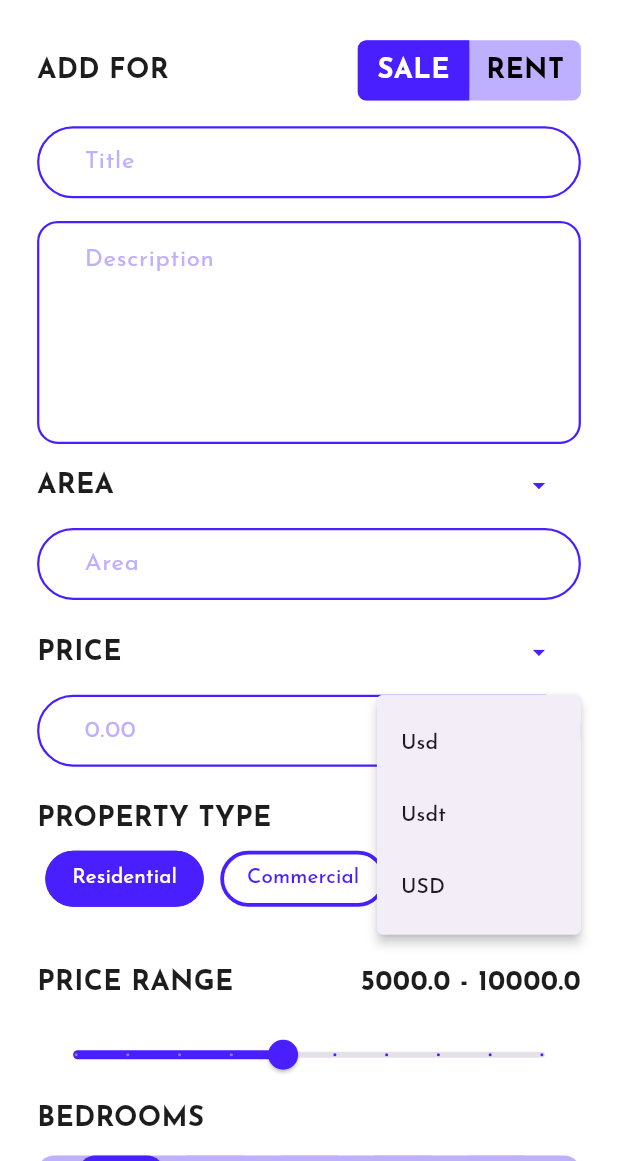
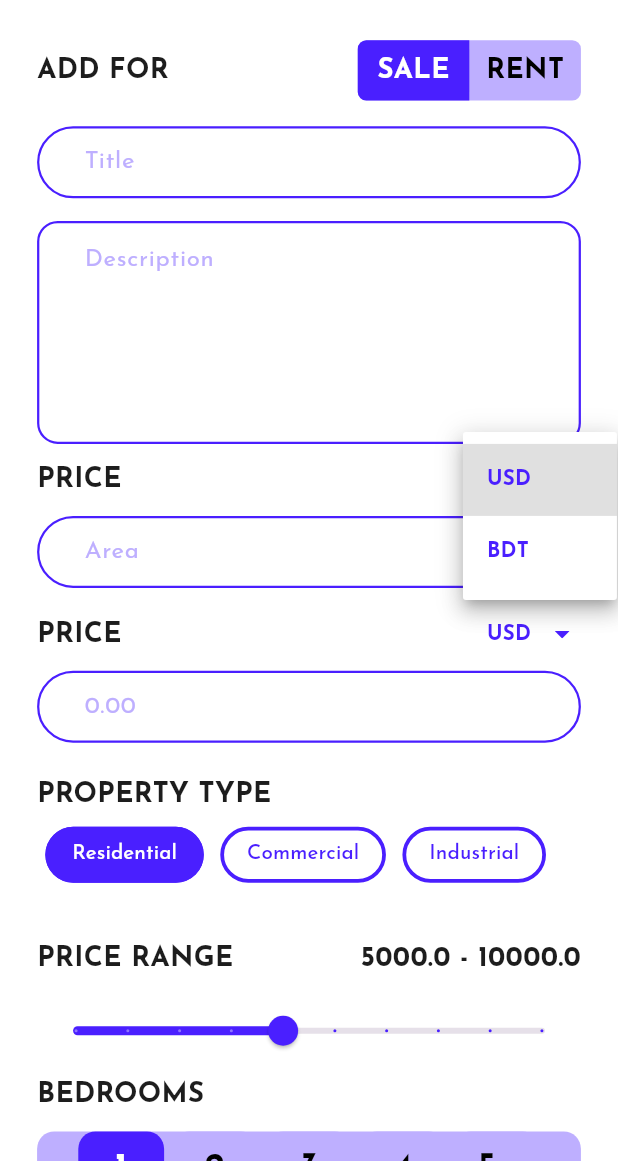
Before and after one commit to RakibulIslam10/xproperty, a Flutter app: the AddPropertyMobileLayoutScreen screen opened directly, after a tap on "USD", on a phone screen of 412 x 824 dp, the part 75-1236 px from its top. Run offline on Flutter 3.47's test engine with Material 3 defaults, Android fonts, the phone set to English and light mode, and no system bars; our stand-ins replace country_code_picker, flutter_otp_text_field, flutter_screenutil, flutter_svg, get, get_storage and 2 more; accounts and stored records are empty.

Commit message:
add Property screens changes

```diff
--- a/lib/controller/add_property/dropdown_controller.dart
+++ /dev/null
@@ -1,16 +0,0 @@
-import 'package:get/get.dart';
-
-class DropdownController extends GetxController {
-  var selectedValue = ''.obs;
-
-  final List<String> genderItems = [
-    'Dhaka',
-    'Dhaka3',
-    'Dhaka3',
-    'Dhaka3',
-  ];
-
-  void onDropdownChanged(String? value) {
-    selectedValue.value = value ?? '';
-  }
-}
--- /dev/null
+++ b/lib/controller/add_property/section_header_dropdown.dart
@@ -0,0 +1,14 @@
+import 'package:get/get.dart';
+
+class PriceController extends GetxController {
+  var selectedCurrency = 'USD'.obs;
+
+  void changeCurrency(String? newCurrency) {
+    selectedCurrency.value = newCurrency!;
+  }
+}
+
+class SqFeetController extends GetxController {
+  var selectedCurrency = 'Sq Feet'.obs;
+
+}
--- a/lib/language/language.dart
+++ b/lib/language/language.dart
@@ -19,7 +19,8 @@ class Strings {
   static const String emailIsRequired = "Email Required";
   static const String passwordRequired = "Password Required";
   static const String passwordTooShort = "Password TooShort";
-  static const String invalidEmail = "InvalidEmail";
+  static const String pleaseMakeStrongPassword = "Please Make A Strong Password";
+  static const String pleaseEnterAValidEmail = "Please Enter a valid Email";
   static const String addfor = "ADD FOR";
   static const String contactInfo = "CONTACT INFO";
   static const String agentsDetails = "Agents Details";
--- a/lib/views/add_property_screen/add_property_mobile_layout_screen.dart
+++ b/lib/views/add_property_screen/add_property_mobile_layout_screen.dart
@@ -2,9 +2,8 @@ import 'package:country_code_picker/country_code_picker.dart';
 import 'package:flutter/material.dart';
 import 'package:get/get.dart';
 import 'package:xproperty/widgets/custom_app_bar.dart';
-import 'package:xproperty/widgets/my_dropdown.dart';
+import 'package:xproperty/widgets/section_header_dropdown_widget.dart';
 import 'package:xproperty/widgets/search_bar_dropdown.dart';
-import '../../controller/add_property/dropdown_controller.dart';
 import '../../controller/add_property/poneNumberController.dart';
 import '../../controller/dropdown/dropdown_controller.dart';
 import '../../controller/filters_screen/button_color_controlller.dart';
@@ -30,7 +29,6 @@ class AddPropertyMobileLayoutScreen extends StatelessWidget {
 
   final _controller = Get.put(ButtonColorController());
   final _sliderController = Get.put(SliderController());
-  final dropdownController = Get.put(DropdownController());
   final ddController = Get.put(DropdownController2());
   final PhoneNumberController controller = Get.put(PhoneNumberController());
 
@@ -55,9 +53,9 @@ class AddPropertyMobileLayoutScreen extends StatelessWidget {
           children: [
             _sellAndRentButtonWidget(),
             _titleAndDescriptionFormWidget(),
-            _dropdownMenuSectionHeader(),
+            PriceSectionHeaderDropDownWidget(title: Strings.price),
             const CustomInquiryFormWidget(hintText: "Area"),
-            _usdDropdownWidget(),
+            PriceSectionHeaderDropDownWidget(title: Strings.price),
             const CustomInquiryFormWidget(hintText: "0.00"),
             _propertyTypeTextAndButtonWidget(),
             _priceRangeTextWidget(),
@@ -72,36 +70,6 @@ class AddPropertyMobileLayoutScreen extends StatelessWidget {
           ],
         ),
       ),
-    );
-  }
-
-  _usdDropdownWidget() {
-    return Row(
-      mainAxisAlignment: mainSpaceBet,
-      children: const [
-        TitleHeading3Widget(text: Strings.price),
-        MyDropdownWidget(
-          options: ["Usd", "Usdt", "USD"],
-          // Wrap the initial selection in Text
-        ),
-      ],
-    );
-  }
-
-  _dropdownMenuSectionHeader() {
-    return Row(
-      mainAxisAlignment: mainSpaceBet,
-      children: const [
-        TitleHeading3Widget(text: Strings.area),
-        MyDropdownWidget(
-          options: [
-            "300-500 square feet",
-            "500-700 square feet",
-            "2000+ square feet"
-          ],
-          // Wrap the initial selection in Text
-        ),
-      ],
     );
   }
 
@@ -182,12 +150,15 @@ class AddPropertyMobileLayoutScreen extends StatelessWidget {
         Row(
           children: [
             Container(
+              height: Dimensions.heightSize * 3.5,
               alignment: Alignment.center,
               decoration: BoxDecoration(
-                  borderRadius: BorderRadius.circular(Dimensions.radius * 2.4),
+                  borderRadius: BorderRadius.circular(Dimensions.radius * 2.5),
                   border: Border.all(
-                      width: 2, color: CustomColor.primaryLightColor)),
-              child: CountryCodePicker(
+                      width: 1.5, color: CustomColor.primaryLightColor)),
+              child: Row(
+                children: [
+                  CountryCodePicker(
                     padding: const EdgeInsets.symmetric(vertical: 0),
                     showFlag: false,
                     onChanged: (CountryCode countryCode) {
@@ -196,6 +167,8 @@ class AddPropertyMobileLayoutScreen extends StatelessWidget {
                     initialSelection: 'US',
                     textStyle:
                         const TextStyle(color: CustomColor.secondaryLightColor),
+                  ),
+                ],
               ),
             ),
             horizontalSpace(Dimensions.marginSizeHorizontal * 0.5),
@@ -212,33 +185,26 @@ class AddPropertyMobileLayoutScreen extends StatelessWidget {
     return Column(
       crossAxisAlignment: crossStart,
       children: [
-        _addressDropDownSectionHeader(),
+        PriceSectionHeaderDropDownWidget(title: Strings.address),
         Padding(
           padding: EdgeInsets.only(bottom: Dimensions.marginSizeVertical * 0.2),
           child:
               const CustomInquiryFormWidget(hintText: Strings.addressHouseNo),
         ),
-        MySearchBarDropdownWidget(hintText: Strings.addressHouseNo,),
-        MySearchBarDropdownWidget(hintText: Strings.addressHouseNo,),
-        MySearchBarDropdownWidget(hintText: Strings.addressHouseNo,),
-        MySearchBarDropdownWidget(hintText: Strings.addressHouseNo,),
-        MySearchBarDropdownWidget(hintText: Strings.addressHouseNo,),
-      ],
-    );
-  }
-
-  _addressDropDownSectionHeader() {
-    return Row(
-      mainAxisAlignment: mainSpaceBet,
-      children: const [
-        TitleHeading3Widget(text: Strings.address),
-        MyDropdownWidget(
-          options: [
-            "USA",
-            "UK",
-            "Canada",
-          ],
-          // Wrap the initial selection in Text
+        MySearchBarDropdownWidget(
+          hintText: Strings.chooseProvince,
+        ),
+        MySearchBarDropdownWidget(
+          hintText: Strings.chooseProvince,
+        ),
+        MySearchBarDropdownWidget(
+          hintText: Strings.chooseCity,
+        ),
+        MySearchBarDropdownWidget(
+          hintText: Strings.state,
+        ),
+        MySearchBarDropdownWidget(
+          hintText: Strings.street,
         ),
       ],
     );
@@ -364,8 +330,10 @@ class AddPropertyMobileLayoutScreen extends StatelessWidget {
                           alignment: Alignment.center,
                           decoration: BoxDecoration(
                               borderRadius: BorderRadius.horizontal(
-                              left: Radius.circular(Dimensions.radius * (index == 0 ? .5: 0)),
-                              right: Radius.circular(Dimensions.radius * (index == 1 ? .5: 0)),
+                                left: Radius.circular(
+                                    Dimensions.radius * (index == 0 ? .5 : 0)),
+                                right: Radius.circular(
+                                    Dimensions.radius * (index == 1 ? .5 : 0)),
                               ),
                               color: _controller.myIndex.value == index
                                   ? CustomColor.primaryLightColor
--- a/lib/views/auth/reset_password/forgot_password_mobile_layout_screen.dart
+++ b/lib/views/auth/reset_password/forgot_password_mobile_layout_screen.dart
@@ -30,7 +30,7 @@ class ForgotPasswordMobileLayoutScreen extends StatelessWidget {
           child: Column(
             children: [
               verticalSpace(Dimensions.marginSizeVertical * 2.5),
-              MyInputFiled(label: Strings.email),
+              const MyInputFiled(label: Strings.email),
               _sendButtonWidget(),
             ],
           ),
--- a/lib/views/onboard_screen/onboard_mobile_screen_layout.dart
+++ b/lib/views/onboard_screen/onboard_mobile_screen_layout.dart
@@ -1,7 +1,6 @@
 import 'package:flutter/material.dart';
 import 'package:get/get.dart';
 import 'package:smooth_page_indicator/smooth_page_indicator.dart';
-import 'package:xproperty/widgets/custom_app_bar.dart';
 import '../../controller/onboard/onboading_controller.dart';
 import '../../custom_assets/assets.gen.dart';
 import '../../language/language.dart';
@@ -30,7 +29,7 @@ class OnboardMobileScreenLayout extends StatelessWidget {
   _bodyWidget() {
     return Column(
       children: [
-        verticalSpace(Dimensions.marginSizeVertical),
+        verticalSpace(Dimensions.marginSizeVertical * 1.5),
         _imageAndTitle(),
         _indicatorWidget(),
       ],
--- a/lib/widgets/list_card_widget.dart
+++ b/lib/widgets/list_card_widget.dart
@@ -8,7 +8,6 @@ import '../views/utils/size.dart';
 import 'common/others/custom_image_widget.dart';
 import 'common/text_lebels/title_heading3_widget.dart';
 import 'common/title_sub_title_widget.dart';
-
 class ListCardItems extends StatelessWidget {
   final String title;
   final String title2;
--- a/lib/widgets/search_bar_dropdown.dart
+++ b/lib/widgets/search_bar_dropdown.dart
@@ -18,21 +18,36 @@ class MySearchBarDropdownWidget extends StatelessWidget {
     return Padding(
       padding: EdgeInsets.only(bottom: Dimensions.paddingSize * 0.4),
       child: DropdownButtonFormField(
+
+        style: const TextStyle(color: CustomColor.primaryLightColor),
         icon: CustomImageWidget(
           path: Assets.icons.dropdown,
           height: Dimensions.heightSize * 0.3,
         ),
         decoration: InputDecoration(
-            contentPadding:
-                EdgeInsets.symmetric(horizontal: Dimensions.paddingSize),
-            hintText: hintText,
-            hintStyle: TextStyle(
-                color: CustomColor.secondaryLightColor.withOpacity(0.90)),
-            enabledBorder: OutlineInputBorder(
-                borderSide:
-                    const BorderSide(color: CustomColor.primaryLightColor,width: 1.5),
-                borderRadius: BorderRadius.circular(Dimensions.radius * 2.4))),
-        items: _controller.menuList
+          contentPadding: EdgeInsets.symmetric(horizontal: Dimensions.paddingSize),
+          labelStyle: TextStyle(
+              color: CustomColor.secondaryLightColor.withOpacity(0.90)),
+          label: Text(hintText),
+          enabledBorder: OutlineInputBorder(
+            borderSide: const BorderSide(
+                color: CustomColor.primaryLightColor, width: 1.5),
+            borderRadius: BorderRadius.circular(Dimensions.radius * 2.4),
+          ),
+          focusedBorder: OutlineInputBorder(
+              borderSide: const BorderSide(
+                  color: CustomColor.primaryLightColor, width: 1.5),
+              borderRadius: BorderRadius.circular(Dimensions.radius * 2.4)),
+          disabledBorder: OutlineInputBorder(
+              borderSide: const BorderSide(
+                  color: CustomColor.primaryLightColor, width: 1.5),
+              borderRadius: BorderRadius.circular(Dimensions.radius * 2.4)),
+          border: OutlineInputBorder(
+              borderSide: const BorderSide(
+                  color: CustomColor.primaryLightColor, width: 1.5),
+              borderRadius: BorderRadius.circular(Dimensions.radius * 2.4))
+        ),
+        items: _controller.addressList
             .map(
               (e) => DropdownMenuItem(
                 value: e,
@@ -40,9 +55,7 @@ class MySearchBarDropdownWidget extends StatelessWidget {
               ),
             )
             .toList(),
-        onChanged: (value) {
-          _controller.updateInitialValue(value!);
-        },
+        onChanged: (value) {},
       ),
     );
   }
--- /dev/null
+++ b/lib/widgets/section_header_dropdown_widget.dart
@@ -0,0 +1,59 @@
+import 'package:flutter/material.dart';
+import 'package:get/get.dart';
+import 'package:xproperty/views/utils/size.dart';
+import 'package:xproperty/widgets/common/text_lebels/title_heading3_widget.dart';
+import '../controller/add_property/section_header_dropdown.dart';
+import '../custom_assets/assets.gen.dart';
+import '../views/utils/custom_color.dart';
+import '../views/utils/dimensions.dart';
+import 'common/others/custom_image_widget.dart';
+
+class PriceSectionHeaderDropDownWidget extends StatelessWidget {
+  PriceSectionHeaderDropDownWidget({
+    super.key,
+    required this.title,
+  });
+
+  final priceController = Get.put(PriceController());
+  final String title;
+
+  @override
+  Widget build(BuildContext context) {
+    return Row(
+      mainAxisAlignment: mainSpaceBet,
+      children: [
+        TitleHeading3Widget(
+          text: title,
+        ),
+        Obx(
+          () => DropdownButton<String>(
+            icon: CustomImageWidget(
+              path: Assets.icons.dropdown,
+              height: Dimensions.heightSize * 0.35,
+            ),
+            dropdownColor: CustomColor.whiteColor,
+            underline: Container(),
+            value: priceController.selectedCurrency.value,
+            items: <String>['USD', 'BDT'].map((String value) {
+              return DropdownMenuItem<String>(
+                value: value,
+                child: Padding(
+                  padding: EdgeInsets.only(
+                      right: Dimensions.marginSizeHorizontal * 0.3),
+                  child: Text(
+                    value,
+                    style: TextStyle(
+                        color: CustomColor.primaryLightColor,
+                        fontSize: Dimensions.headingTextSize5,
+                        fontWeight: FontWeight.bold),
+                  ),
+                ),
+              );
+            }).toList(),
+            onChanged: priceController.changeCurrency,
+          ),
+        )
+      ],
+    );
+  }
+}
```
Also changed, not shown: lib/controller/add_property/search_bar_dropdown.dart (+5 -7 lines), lib/views/ agents_details_screen/agents_details_mobile_layout_screen.dart (+8 -9 lines), lib/views/auth/change_password_screen/change_password_mobile_screen_layout.dart (+4 -4 lines), lib/views/auth/sign_in/sign_in_mobile_screen_layout.dart (+22 -5 lines), lib/views/auth/sign_up/sign_up_mobile_screen_layout.dart (+12 -4 lines), lib/views/contact_us_screen/contact_us_mobile_layout_screen.dart (+10 -4 lines), lib/views/details_screen/details_mobile_layout_screen.dart (+12 -1 lines), lib/views/filters_screen/filters_mobile_screen_layout.dart (+8 -8 lines), lib/views/news_screen/news_mobile_layout_screen.dart (+6 -7 lines), lib/widgets/common/inputs/my_input_filed.dart (+7 -4 lines). Lines whose indentation alone changed are shown as unchanged.
